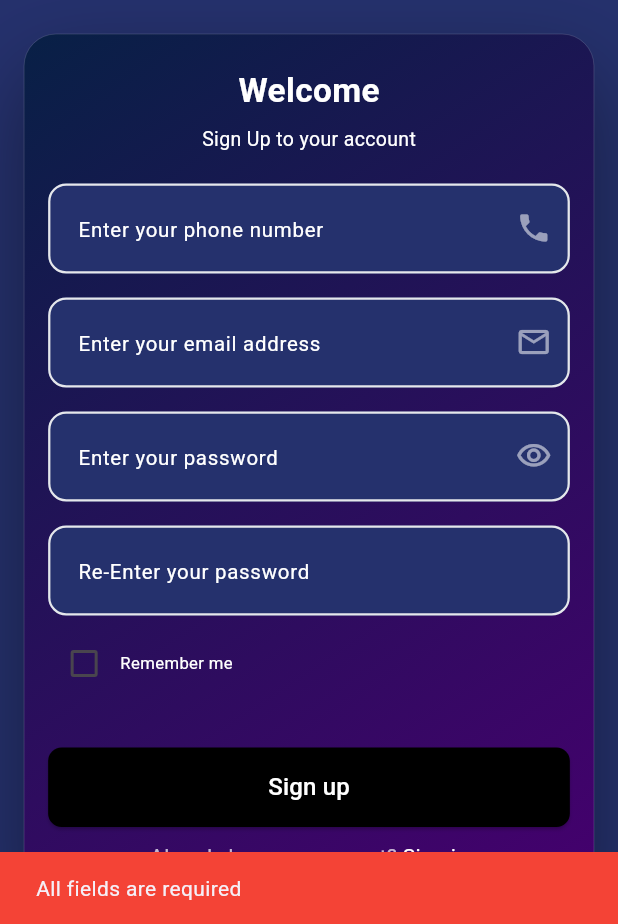
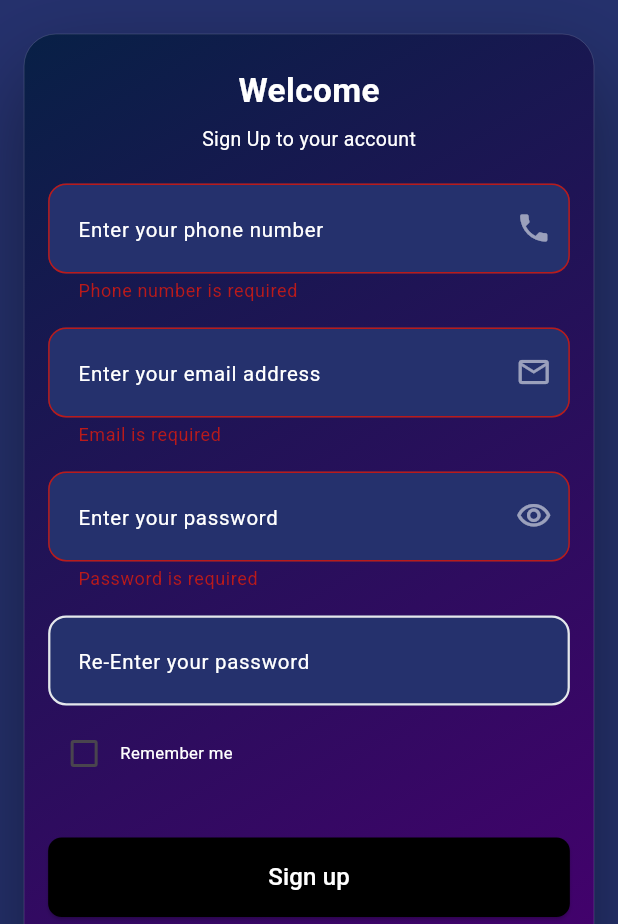
Before and after one commit to Amar-Chaudhary2002/call-man, a Flutter app: the SignUpScreen screen opened by its route, scrolled down 33 dp, after a tap on "Sign up", on a phone screen of 412 x 824 dp, the part 312-1236 px from its top. Run offline on Flutter 3.47's test engine with Material 3 defaults, Android fonts, the phone set to English and light mode, and no system bars; our stand-ins replace device_info_plus, firebase_auth, firebase_core, flutter_bloc, flutter_screenutil, flutter_svg and 3 more; missing offline and left inert: android_intent_plus, call_log; accounts and stored records are empty; network calls fail.

Commit message:
auth flow secure

```diff
--- a/lib/presentation/auth/sign_up_screen.dart
+++ b/lib/presentation/auth/sign_up_screen.dart
@@ -1,14 +1,13 @@
-import 'package:call_app/presentation/dashboard/dashboard_screen.dart';
 import 'package:flutter/material.dart';
 import 'package:flutter_bloc/flutter_bloc.dart';
 import 'package:flutter_screenutil/flutter_screenutil.dart';
+import '../../blocs/auth/auth_cubit.dart';
+import '../../blocs/auth/auth_state.dart';
 import 'package:call_app/core/constant/app_color.dart';
 import 'package:call_app/core/image_constant.dart';
 import 'package:call_app/presentation/auth/sign_in_screen.dart';
 
-import '../../blocs/auth/auth_cubit.dart';
-import '../../blocs/auth/auth_state.dart';
-
+import '../dashboard/dashboard_screen.dart';
 
 class SignUpScreen extends StatefulWidget {
   const SignUpScreen({super.key});
@@ -23,6 +22,7 @@ class _SignUpScreenState extends State<SignUpScreen> {
   final passController = TextEditingController();
   final confirmController = TextEditingController();
   bool rememberMe = false;
+  final _formKey = GlobalKey<FormState>();  // FormKey for form validation
 
   @override
   void dispose() {
@@ -38,15 +38,13 @@ class _SignUpScreenState extends State<SignUpScreen> {
     return BlocListener<AuthCubit, AuthState>(
       listener: (context, state) {
         if (state is AuthLoading) {
-          // Optionally show a loading indicator
           showDialog(
             context: context,
             barrierDismissible: false,
-            builder: (ctx) => const Center(child: CircularProgressIndicator()),
+            builder: (_) => const Center(child: CircularProgressIndicator()),
           );
         } else {
-          // Remove loader if any
-          Navigator.of(context, rootNavigator: true).pop();
+          if (Navigator.canPop(context)) Navigator.pop(context);
         }
 
         if (state is AuthError) {
@@ -54,6 +52,7 @@ class _SignUpScreenState extends State<SignUpScreen> {
             SnackBar(content: Text(state.message), backgroundColor: Colors.red),
           );
         }
+
         if (state is AuthSuccess) {
           ScaffoldMessenger.of(context).showSnackBar(
             const SnackBar(content: Text("Registration Successful!"), backgroundColor: Colors.green),
@@ -65,6 +64,8 @@ class _SignUpScreenState extends State<SignUpScreen> {
         backgroundColor: AppColors.primaryColor,
         resizeToAvoidBottomInset: false,
         body: SingleChildScrollView(
+          child: Form(  // Wrap the content inside a Form widget
+            key: _formKey,
             child: Column(
                 children: [
                 SizedBox(height: 50.h),
@@ -140,6 +141,15 @@ class _SignUpScreenState extends State<SignUpScreen> {
                         hint: "Enter your phone number",
                         icon: Icons.phone,
                         keyboardType: TextInputType.phone,
+                        validator: (value) {
+                          if (value == null || value.isEmpty) {
+                            return 'Phone number is required';
+                          }
+                          if (value.length != 10) {
+                            return 'Phone number must be 10 digits';
+                          }
+                          return null;
+                        },
                       ),
                       const SizedBox(height: 16),
                       _buildTextField(
@@ -147,6 +157,15 @@ class _SignUpScreenState extends State<SignUpScreen> {
                         hint: "Enter your email address",
                         icon: Icons.email_outlined,
                         keyboardType: TextInputType.emailAddress,
+                        validator: (value) {
+                          if (value == null || value.isEmpty) {
+                            return 'Email is required';
+                          }
+                          if (!RegExp(r"^[a-zA-Z0-9._%+-]+@[a-zA-Z0-9.-]+\.[a-zA-Z]{2,4}$").hasMatch(value)) {
+                            return 'Please enter a valid email';
+                          }
+                          return null;
+                        },
                       ),
                       const SizedBox(height: 16),
                       _buildTextField(
@@ -154,12 +173,30 @@ class _SignUpScreenState extends State<SignUpScreen> {
                         hint: "Enter your password",
                         icon: Icons.visibility_outlined,
                         obscureText: true,
+                        validator: (value) {
+                          if (value == null || value.isEmpty) {
+                            return 'Password is required';
+                          }
+                          if (value.length < 8) {
+                            return 'Password must be at least 8 characters';
+                          }
+                          if (!RegExp(r'[A-Za-z]').hasMatch(value) || !RegExp(r'[0-9]').hasMatch(value)) {
+                            return 'Password must contain letters and numbers';
+                          }
+                          return null;
+                        },
                       ),
                       const SizedBox(height: 16),
                       _buildTextField(
                         controller: confirmController,
                         hint: "Re-Enter your password",
                         obscureText: true,
+                        validator: (value) {
+                          if (value != passController.text) {
+                            return 'Passwords do not match';
+                          }
+                          return null;
+                        },
                       ),
                       const SizedBox(height: 8),
                       Row(
@@ -190,29 +227,13 @@ class _SignUpScreenState extends State<SignUpScreen> {
                         width: double.infinity,
                         child: ElevatedButton(
                           onPressed: () {
-                              final email = emailController.text.trim();
-                              final phone = phoneController.text.trim();
-                              final password = passController.text.trim();
-                              final confirm = confirmController.text.trim();
-
-                              if (email.isEmpty || phone.isEmpty || password.isEmpty || confirm.isEmpty) {
-                                ScaffoldMessenger.of(context).showSnackBar(
-                                  const SnackBar(content: Text("All fields are required"), backgroundColor: Colors.red),
+                            if (_formKey.currentState?.validate() ?? false) {
+                              context.read<AuthCubit>().register(
+                                email: emailController.text.trim(),
+                                password: passController.text.trim(),
+                                phoneNumber: phoneController.text.trim(),
                               );
-                                return;
                             }
-                              if (password != confirm) {
-                                ScaffoldMessenger.of(context).showSnackBar(
-                                  const SnackBar(content: Text("Passwords do not match"), backgroundColor: Colors.red),
-                                );
-                                return;
-                              }
-                              // Trigger registration
-                              context.read<AuthCubit>().register(
-                                email: email,
-                                password: password,
-                                phoneNumber: phone,
-                              );
                           },
                           style: ElevatedButton.styleFrom(
                             backgroundColor: Colors.black,
@@ -256,6 +277,7 @@ class _SignUpScreenState extends State<SignUpScreen> {
                 ),
               ),
             ),
+
           SizedBox(height: 5.h),
           const Text(
             "Your data is protected with end-to-end encryption",
@@ -265,7 +287,7 @@ class _SignUpScreenState extends State<SignUpScreen> {
         ],
         ),
       ),
-      ),
+    ),)
     );
   }
 
@@ -275,8 +297,9 @@ class _SignUpScreenState extends State<SignUpScreen> {
     IconData? icon,
     bool obscureText = false,
     TextInputType keyboardType = TextInputType.text,
+    String? Function(String?)? validator,
   }) {
-    return TextField(
+    return TextFormField(
       controller: controller,
       obscureText: obscureText,
       keyboardType: keyboardType,
@@ -292,10 +315,7 @@ class _SignUpScreenState extends State<SignUpScreen> {
         filled: true,
         fillColor: const Color(0xFF25316D),
         suffixIcon: icon != null ? Icon(icon, color: Colors.white54) : null,
-        contentPadding: const EdgeInsets.symmetric(
-          horizontal: 16,
-          vertical: 18,
-        ),
+        contentPadding: const EdgeInsets.symmetric(horizontal: 16, vertical: 18),
         enabledBorder: OutlineInputBorder(
           borderRadius: BorderRadius.circular(12),
           borderSide: const BorderSide(color: Color(0xFFE5E7EB), width: 1.5),
@@ -309,6 +329,7 @@ class _SignUpScreenState extends State<SignUpScreen> {
           borderSide: const BorderSide(color: Color(0xFFE5E7EB), width: 1.5),
         ),
       ),
+      validator: validator,
     );
   }
 }
```
Also changed, not shown: lib/presentation/auth/otp_screen.dart (+11 -22 lines), lib/presentation/auth/sign_in_screen.dart (+31 -83 lines). Lines whose indentation alone changed are shown as unchanged.
